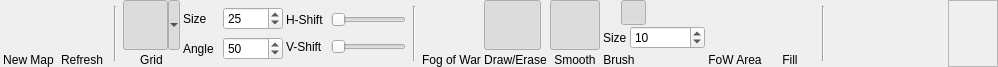
Old version of the form DMHelper/src/ribbontabbattlemap.ui in the repository MMetze/DMHelper.
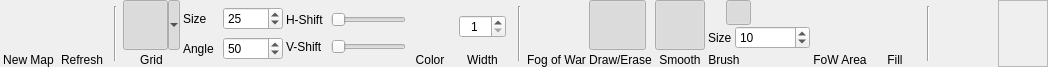
New version of the form. Icons and pictures are not drawn. Custom widgets are drawn as their Qt base class.

Commit message: Made grid color and grid size configurable

```diff
--- a/DMHelper/src/ribbontabbattlemap.ui
+++ b/DMHelper/src/ribbontabbattlemap.ui
@@ -6,7 +6,7 @@
    <rect>
     <x>0</x>
     <y>0</y>
-    <width>998</width>
+    <width>1048</width>
     <height>67</height>
    </rect>
   </property>
@@ -503,6 +503,226 @@
      </item>
     </layout>
    </item>
+   <item>
+    <layout class="QVBoxLayout" name="verticalLayout_29">
+     <property name="spacing">
+      <number>0</number>
+     </property>
+     <item>
+      <spacer name="verticalSpacer_13">
+       <property name="orientation">
+        <enum>Qt::Vertical</enum>
+       </property>
+       <property name="sizeHint" stdset="0">
+        <size>
+         <width>42</width>
+         <height>13</height>
+        </size>
+       </property>
+      </spacer>
+     </item>
+     <item>
+      <layout class="QHBoxLayout" name="horizontalLayout_16">
+       <property name="spacing">
+        <number>0</number>
+       </property>
+       <item>
+        <spacer name="horizontalSpacer_12">
+         <property name="orientation">
+          <enum>Qt::Horizontal</enum>
+         </property>
+         <property name="sizeType">
+          <enum>QSizePolicy::Preferred</enum>
+         </property>
+         <property name="sizeHint" stdset="0">
+          <size>
+           <width>2</width>
+           <height>19</height>
+          </size>
+         </property>
+        </spacer>
+       </item>
+       <item>
+        <widget class="ColorPushButton" name="btnGridColor">
+         <property name="sizePolicy">
+          <sizepolicy hsizetype="Fixed" vsizetype="Fixed">
+           <horstretch>0</horstretch>
+           <verstretch>0</verstretch>
+          </sizepolicy>
+         </property>
+         <property name="minimumSize">
+          <size>
+           <width>30</width>
+           <height>30</height>
+          </size>
+         </property>
+         <property name="maximumSize">
+          <size>
+           <width>30</width>
+           <height>30</height>
+          </size>
+         </property>
+         <property name="toolTip">
+          <string>Select the line color</string>
+         </property>
+         <property name="text">
+          <string/>
+         </property>
+         <property name="iconSize">
+          <size>
+           <width>40</width>
+           <height>40</height>
+          </size>
+         </property>
+         <property name="flat">
+          <bool>true</bool>
+         </property>
+        </widget>
+       </item>
+       <item>
+        <spacer name="horizontalSpacer_13">
+         <property name="orientation">
+          <enum>Qt::Horizontal</enum>
+         </property>
+         <property name="sizeType">
+          <enum>QSizePolicy::Preferred</enum>
+         </property>
+         <property name="sizeHint" stdset="0">
+          <size>
+           <width>2</width>
+           <height>19</height>
+          </size>
+         </property>
+        </spacer>
+       </item>
+      </layout>
+     </item>
+     <item>
+      <spacer name="verticalSpacer_14">
+       <property name="orientation">
+        <enum>Qt::Vertical</enum>
+       </property>
+       <property name="sizeHint" stdset="0">
+        <size>
+         <width>42</width>
+         <height>13</height>
+        </size>
+       </property>
+      </spacer>
+     </item>
+     <item>
+      <widget class="QLabel" name="lblGridColor">
+       <property name="text">
+        <string>Color</string>
+       </property>
+       <property name="alignment">
+        <set>Qt::AlignBottom|Qt::AlignHCenter</set>
+       </property>
+      </widget>
+     </item>
+    </layout>
+   </item>
+   <item>
+    <layout class="QVBoxLayout" name="verticalLayout_31">
+     <property name="spacing">
+      <number>0</number>
+     </property>
+     <item>
+      <spacer name="verticalSpacer_15">
+       <property name="orientation">
+        <enum>Qt::Vertical</enum>
+       </property>
+       <property name="sizeHint" stdset="0">
+        <size>
+         <width>42</width>
+         <height>13</height>
+        </size>
+       </property>
+      </spacer>
+     </item>
+     <item>
+      <layout class="QHBoxLayout" name="horizontalLayout_17">
+       <property name="spacing">
+        <number>0</number>
+       </property>
+       <item>
+        <spacer name="horizontalSpacer_14">
+         <property name="orientation">
+          <enum>Qt::Horizontal</enum>
+         </property>
+         <property name="sizeType">
+          <enum>QSizePolicy::Preferred</enum>
+         </property>
+         <property name="sizeHint" stdset="0">
+          <size>
+           <width>5</width>
+           <height>17</height>
+          </size>
+         </property>
+        </spacer>
+       </item>
+       <item>
+        <widget class="QSpinBox" name="spinGridWidth">
+         <property name="toolTip">
+          <string>Set the scale of the party icon</string>
+         </property>
+         <property name="alignment">
+          <set>Qt::AlignCenter</set>
+         </property>
+         <property name="minimum">
+          <number>1</number>
+         </property>
+         <property name="maximum">
+          <number>999</number>
+         </property>
+         <property name="value">
+          <number>1</number>
+         </property>
+        </widget>
+       </item>
+       <item>
+        <spacer name="horizontalSpacer_15">
+         <property name="orientation">
+          <enum>Qt::Horizontal</enum>
+         </property>
+         <property name="sizeType">
+          <enum>QSizePolicy::Preferred</enum>
+         </property>
+         <property name="sizeHint" stdset="0">
+          <size>
+           <width>5</width>
+           <height>17</height>
+          </size>
+         </property>
+        </spacer>
+       </item>
+      </layout>
+     </item>
+     <item>
+      <spacer name="verticalSpacer_16">
+       <property name="orientation">
+        <enum>Qt::Vertical</enum>
+       </property>
+       <property name="sizeHint" stdset="0">
+        <size>
+         <width>42</width>
+         <height>13</height>
+        </size>
+       </property>
+      </spacer>
+     </item>
+     <item>
+      <widget class="QLabel" name="lblGridWidth">
+       <property name="text">
+        <string>Width</string>
+       </property>
+       <property name="alignment">
+        <set>Qt::AlignCenter</set>
+       </property>
+      </widget>
+     </item>
+    </layout>
+   </item>
    <item>
     <widget class="Line" name="line_4">
      <property name="minimumSize">
@@ -1109,6 +1329,11 @@
    <header>publishbuttonribbon.h</header>
    <container>1</container>
   </customwidget>
+  <customwidget>
+   <class>ColorPushButton</class>
+   <extends>QPushButton</extends>
+   <header>colorpushbutton.h</header>
+  </customwidget>
  </customwidgets>
  <resources>
   <include location="resources.qrc"/>
```
The commit also changes 10 other files.
